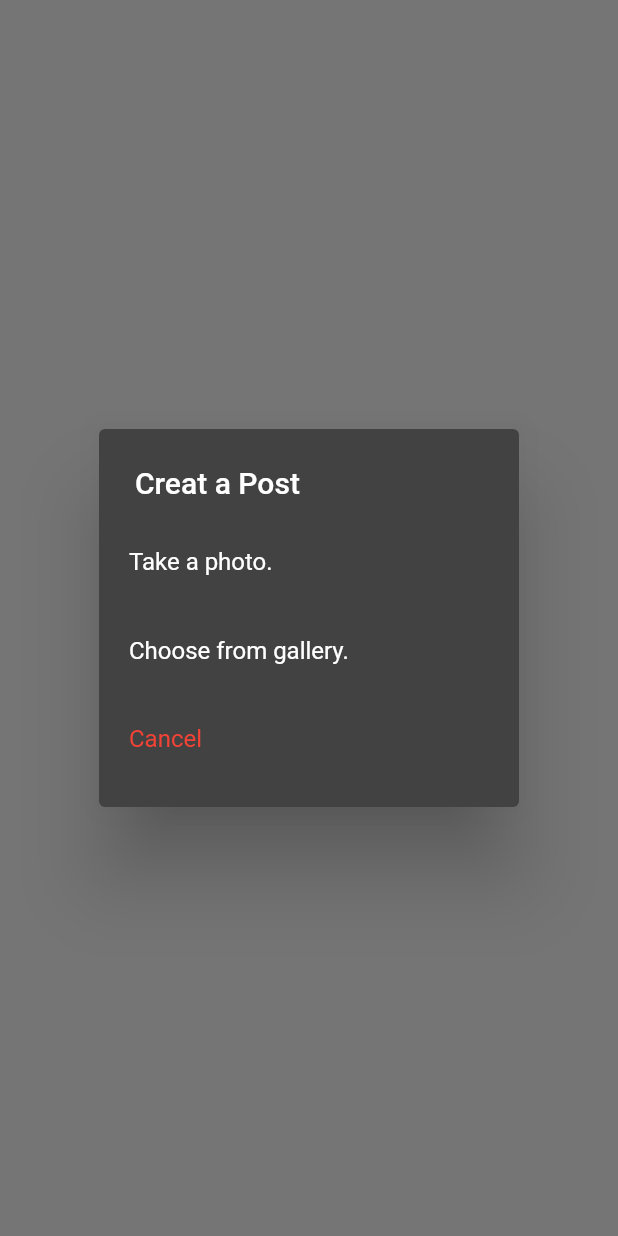
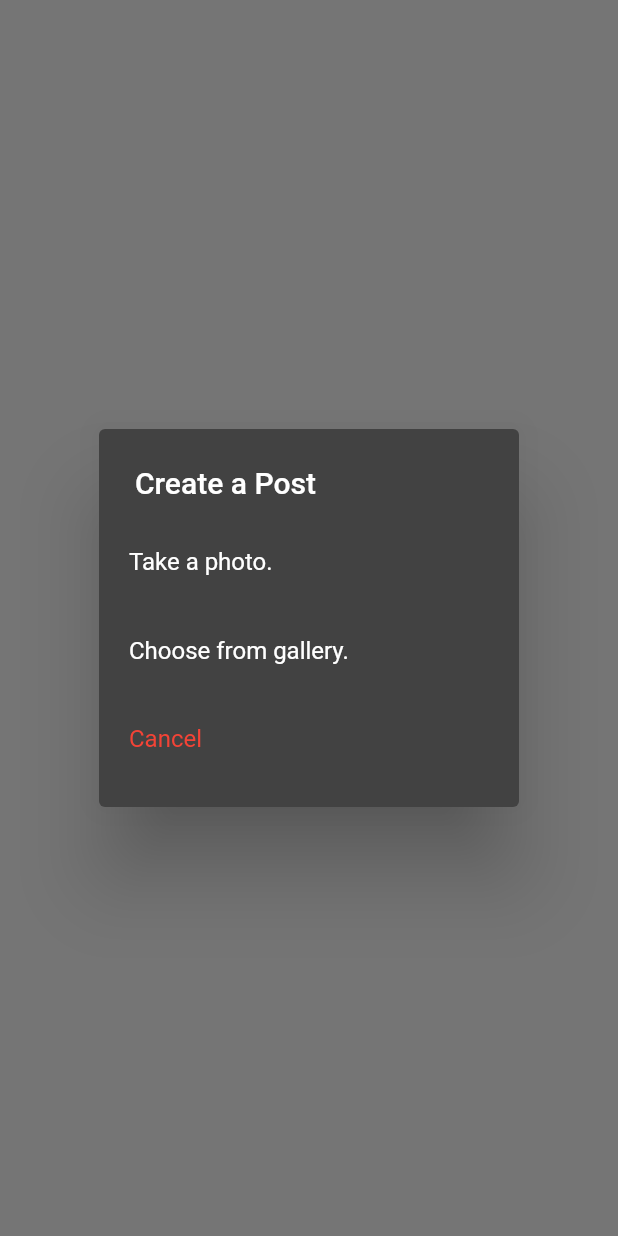
Before and after one commit to rooptestdev/insta_clone_flutter, a Flutter app: the AddPostScreen screen opened directly, after a tap on the "upload" icon, on a phone screen of 412 x 824 dp. Run offline on Flutter 3.47's test engine with Material 2 defaults, Android fonts, the phone set to English and light mode, and no system bars; our stand-ins replace cloud_firestore, firebase_auth, firebase_core, firebase_storage, flutter_svg, image_picker; accounts and stored records are empty; network calls fail.

```diff
--- a/lib/models/post.dart
+++ b/lib/models/post.dart
@@ -1,5 +1,4 @@
 import 'package:cloud_firestore/cloud_firestore.dart';
-import 'package:flutter/material.dart';
 
 class Post {
   final String description;
--- a/lib/resources/auth_methods.dart
+++ b/lib/resources/auth_methods.dart
@@ -1,8 +1,5 @@
 import 'dart:typed_data';
-
 import 'package:cloud_firestore/cloud_firestore.dart';
-import 'package:flutter/animation.dart';
-import 'package:flutter/material.dart';
 import 'package:firebase_auth/firebase_auth.dart';
 import 'package:insta_clone_flutter/resources/storage_methods.dart';
 import 'package:insta_clone_flutter/models/user.dart' as model;
@@ -36,7 +33,6 @@ class AuthMethods {
           file != null) {
         UserCredential cred = await _auth.createUserWithEmailAndPassword(
             email: email, password: password);
-        print(cred.user!.uid);
         String photoUrl = await StorageMethods()
             .uploadImageToStorage('profilePics', file, false);
 
--- a/lib/resources/firestore_methods.dart
+++ b/lib/resources/firestore_methods.dart
@@ -1,6 +1,5 @@
 import 'dart:typed_data';
 import 'package:cloud_firestore/cloud_firestore.dart';
-import 'package:flutter/material.dart';
 import 'package:insta_clone_flutter/resources/storage_methods.dart';
 import 'package:insta_clone_flutter/models/post.dart';
 import 'package:uuid/uuid.dart';
--- a/lib/resources/storage_methods.dart
+++ b/lib/resources/storage_methods.dart
@@ -1,8 +1,5 @@
-import 'dart:io';
 import 'dart:typed_data';
-
 import 'package:firebase_auth/firebase_auth.dart';
-import 'package:flutter/material.dart';
 import 'package:firebase_storage/firebase_storage.dart';
 import 'package:uuid/uuid.dart';
 
--- a/lib/responsive/mobile_screen_layout.dart
+++ b/lib/responsive/mobile_screen_layout.dart
@@ -90,6 +90,7 @@ class _MobileScreenLayoutState extends State<MobileScreenLayout> {
           ),
         ],
         onTap: navigationTapped,
+        currentIndex: _page,
       ),
     );
   }
--- a/lib/responsive/web_screen_layout.dart
+++ b/lib/responsive/web_screen_layout.dart
@@ -1,8 +1,7 @@
 import 'package:flutter/material.dart';
 import 'package:flutter_svg/svg.dart';
 import 'package:insta_clone_flutter/utils/global_variable.dart';
-
-import '../utils/colors.dart';
+import 'package:insta_clone_flutter/utils/colors.dart';
 
 class WebScreenLayout extends StatefulWidget {
   const WebScreenLayout({Key? key}) : super(key: key);
--- a/lib/screens/add_post_screen.dart
+++ b/lib/screens/add_post_screen.dart
@@ -25,7 +25,7 @@ class _AddPostScreenState extends State<AddPostScreen> {
         context: context,
         builder: (context) {
           return SimpleDialog(
-            title: const Text('Creat a Post'),
+            title: const Text('Create a Post'),
             children: [
               SimpleDialogOption(
                 padding: const EdgeInsets.all(20.0),
@@ -188,9 +188,9 @@ class _AddPostScreenState extends State<AddPostScreen> {
                         ),
                       ),
                     ),
-                    const Divider(),
                   ],
                 ),
+                const Divider(),
               ],
             ),
           );
--- a/lib/screens/login_screen.dart
+++ b/lib/screens/login_screen.dart
@@ -8,7 +8,6 @@ import 'package:insta_clone_flutter/utils/colors.dart';
 import 'package:insta_clone_flutter/utils/global_variable.dart';
 import 'package:insta_clone_flutter/utils/utils.dart';
 import 'package:insta_clone_flutter/widgets/text_field_input.dart';
-
 import 'package:insta_clone_flutter/responsive/responsive_layout.dart';
 
 class LoginScreen extends StatefulWidget {
```
Also changed, not shown: lib/screens/signup_screen.dart (+6 -1 lines).
